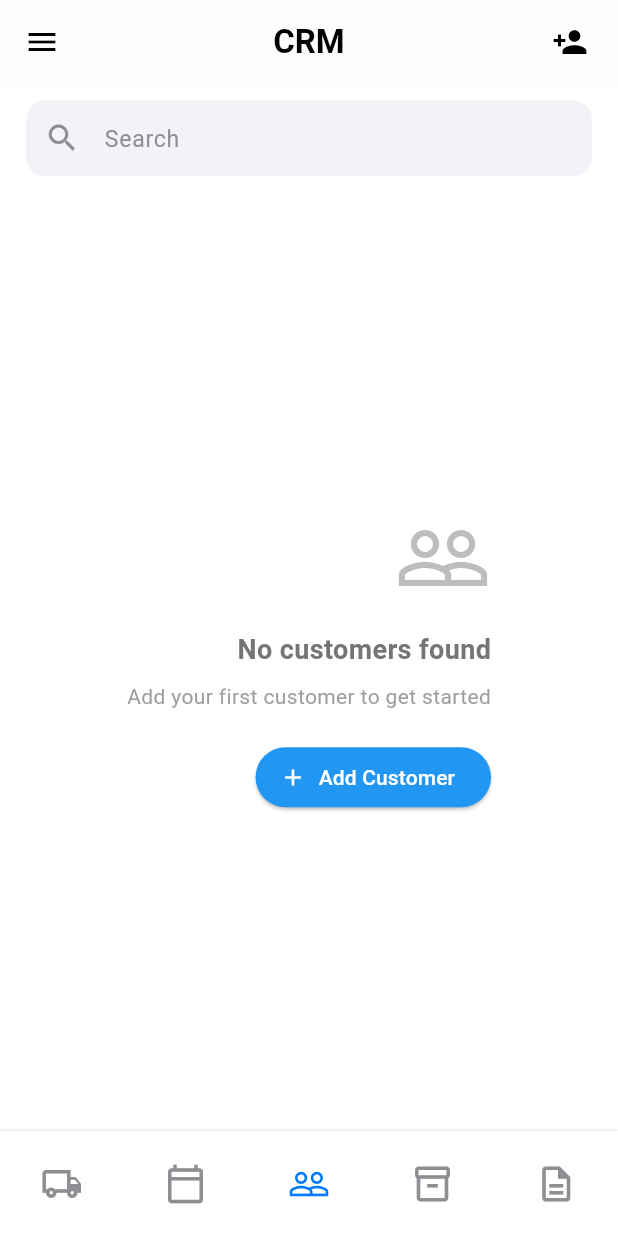
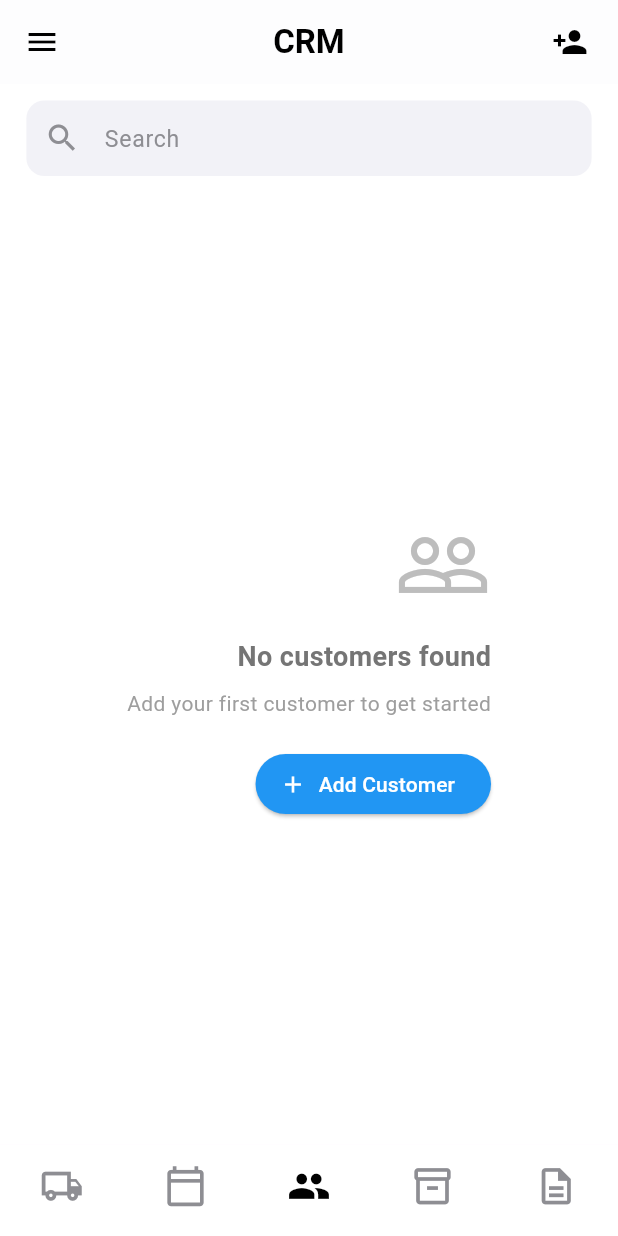
Before and after one commit to Jquann/workshoppro_manager, a Flutter app: the screen it shows after launch, on a phone screen of 412 x 824 dp. Run offline on Flutter 3.47's test engine with Material 3 defaults, Android fonts, the phone set to English and light mode, and no system bars; our stand-ins replace cloud_firestore, cloud_functions, firebase_core; missing offline and left inert: mailer; accounts and stored records are empty; Roboto replaces fonts that are missing (SF Pro).

Commit message:
Update: Navigation

```diff
--- a/lib/pages/navigations/navigation.dart
+++ b/lib/pages/navigations/navigation.dart
@@ -52,16 +52,9 @@ class _MainNavigationPageState extends State<MainNavigationPage> {
         Expanded(child: _pages[_selectedIndex]),
         // Bottom Navigation Bar
         Container(
-          height: 70,
+          height: 61,
           decoration: BoxDecoration(
             color: Colors.white,
-            boxShadow: [
-              BoxShadow(
-                color: Colors.black.withOpacity(0.1),
-                blurRadius: 0.5,
-                offset: Offset(0, -0.5),
-              ),
-            ],
           ),
           child: Row(
             mainAxisAlignment: MainAxisAlignment.spaceAround,
@@ -96,16 +89,47 @@ class _MainNavigationPageState extends State<MainNavigationPage> {
 
   Widget _buildBottomNavItem(IconData icon, String label, int index) {
     bool isSelected = _selectedIndex == index;
+    IconData displayIcon;
+
+    // Change to filled icon when selected
+    switch (icon) {
+      case Icons.local_shipping_outlined:
+        displayIcon = isSelected ? Icons.local_shipping : icon;
+        break;
+      case Icons.calendar_today_outlined:
+        displayIcon = isSelected ? Icons.calendar_today : icon;
+        break;
+      case Icons.people_outline:
+        displayIcon = isSelected ? Icons.people : icon;
+        break;
+      case Icons.inventory_2_outlined:
+        displayIcon = isSelected ? Icons.inventory_2 : icon;
+        break;
+      case Icons.description_outlined:
+        displayIcon = isSelected ? Icons.description : icon;
+        break;
+      default:
+        displayIcon = icon;
+    }
+
     return GestureDetector(
       onTap: () {
         setState(() {
           _selectedIndex = index;
         });
       },
-      child: Icon(
-        icon,
-        color: isSelected ? Color(0xFF007AFF) : Color(0xFF8E8E93),
-        size: 28,
+      child: Container(
+        width: 44,
+        height: 50,
+        padding: EdgeInsets.only(top: 8),
+        child: Align(
+          alignment: Alignment.topCenter,
+          child: Icon(
+            displayIcon,
+            color: isSelected ? Colors.black : Color(0xFF8E8E93),
+            size: 29,
+          ),
+        ),
       ),
     );
   }
```
